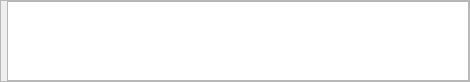
qmc2/qmc2-mame-fe, file videoitemwidget.ui: the form before one commit.
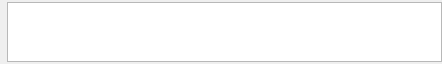
The form after the commit.

Commit message: wip: added basic support to select from 'attached' videos (a static example play-list)

What changed in the file:
```diff
--- a/videoitemwidget.ui
+++ b/videoitemwidget.ui
@@ -6,32 +6,29 @@
    <rect>
     <x>0</x>
     <y>0</y>
-    <width>470</width>
-    <height>82</height>
+    <width>442</width>
+    <height>64</height>
    </rect>
   </property>
   <property name="windowTitle">
    <string>Form</string>
   </property>
-  <layout class="QGridLayout" name="gridLayout_2">
-   <property name="margin">
-    <number>0</number>
-   </property>
-   <item row="0" column="0">
-    <widget class="QFrame" name="frame_2">
-     <property name="frameShape">
-      <enum>QFrame::StyledPanel</enum>
-     </property>
-     <property name="frameShadow">
-      <enum>QFrame::Raised</enum>
-     </property>
      <layout class="QGridLayout" name="gridLayout">
-      <property name="margin">
+   <property name="leftMargin">
        <number>0</number>
       </property>
-      <item row="0" column="0">
-       <widget class="QWidget" name="widgetVideoImage" native="true"/>
-      </item>
+   <property name="topMargin">
+    <number>2</number>
+   </property>
+   <property name="rightMargin">
+    <number>0</number>
+   </property>
+   <property name="bottomMargin">
+    <number>2</number>
+   </property>
+   <property name="spacing">
+    <number>0</number>
+   </property>
       <item row="0" column="1">
        <widget class="QTextBrowser" name="textBrowserVideoDescription">
         <property name="sizePolicy">
@@ -40,9 +37,29 @@
           <verstretch>0</verstretch>
          </sizepolicy>
         </property>
-       </widget>
-      </item>
-     </layout>
+     <property name="html">
+      <string notr="true">&lt;!DOCTYPE HTML PUBLIC &quot;-//W3C//DTD HTML 4.0//EN&quot; &quot;http://www.w3.org/TR/REC-html40/strict.dtd&quot;&gt;
+&lt;html&gt;&lt;head&gt;&lt;meta name=&quot;qrichtext&quot; content=&quot;1&quot; /&gt;&lt;style type=&quot;text/css&quot;&gt;
+p, li { white-space: pre-wrap; }
+&lt;/style&gt;&lt;/head&gt;&lt;body style=&quot; font-family:'Sans Serif'; font-size:10pt; font-weight:400; font-style:normal;&quot;&gt;
+&lt;p style=&quot;-qt-paragraph-type:empty; margin-top:0px; margin-bottom:0px; margin-left:0px; margin-right:0px; -qt-block-indent:0; text-indent:0px;&quot;&gt;&lt;/p&gt;&lt;/body&gt;&lt;/html&gt;</string>
+     </property>
+     <property name="textInteractionFlags">
+      <set>Qt::LinksAccessibleByMouse</set>
+     </property>
+     <property name="openExternalLinks">
+      <bool>true</bool>
+     </property>
+    </widget>
+   </item>
+   <item row="0" column="0">
+    <widget class="QLabel" name="labelVideoImage">
+     <property name="text">
+      <string notr="true"/>
+     </property>
+     <property name="scaledContents">
+      <bool>true</bool>
+     </property>
     </widget>
    </item>
   </layout>
```
Lines whose indentation alone changed are shown as unchanged. The commit also changes 6 other files.
